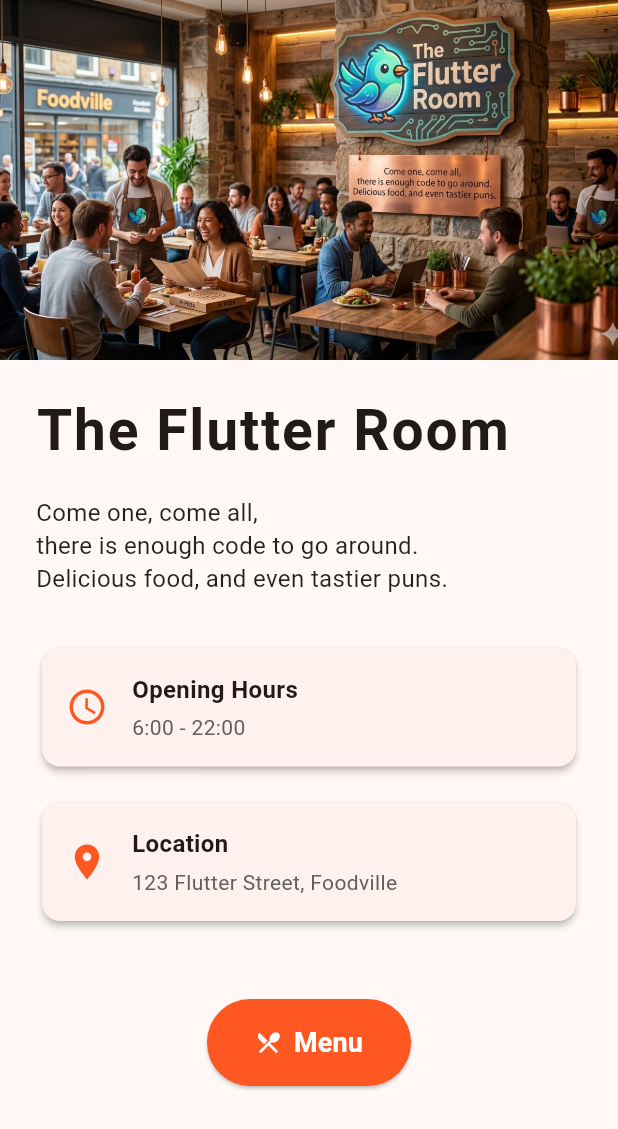
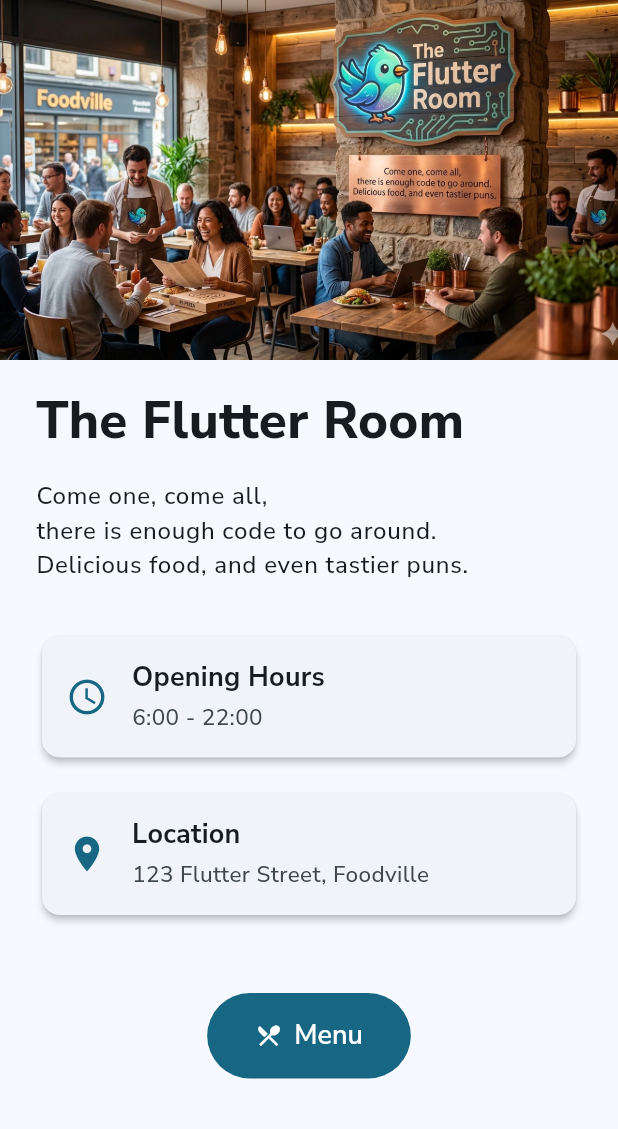
Before and after one commit to Stenation/Group10, a Flutter app: the screen it shows after launch, on a phone screen of 412 x 824 dp. Shown: the top 1129 px of the screen. Run offline on Flutter 3.47's test engine with Material 3 defaults, Android fonts, the phone set to English and light mode, and no system bars; our stand-ins replace google_fonts.

Commit message:
feat: extend theme (#9)

```diff
--- a/03-restaurant-app/lib/main.dart
+++ b/03-restaurant-app/lib/main.dart
@@ -1,4 +1,6 @@
 import 'package:flutter/material.dart';
+import 'package:google_fonts/google_fonts.dart';
+
 import 'presentation/screens/home_screen.dart';
 
 void main() {
@@ -10,12 +12,81 @@ class RestaurantApp extends StatelessWidget {
 
   @override
   Widget build(BuildContext context) {
+    const seedBlue = Color(0XFF60c9f8);
+    final colorScheme = ColorScheme.fromSeed(
+      seedColor: seedBlue,
+      brightness: Brightness.light,
+    );
+    final textTheme = GoogleFonts.nunitoSansTextTheme().copyWith(
+      headlineLarge: GoogleFonts.nunitoSans(
+        fontSize: 34,
+        fontWeight: FontWeight.w800,
+        letterSpacing: 0.2,
+      ),
+      titleLarge: GoogleFonts.nunitoSans(
+        fontSize: 22,
+        fontWeight: FontWeight.w700,
+      ),
+      titleMedium: GoogleFonts.nunitoSans(
+        fontSize: 18,
+        fontWeight: FontWeight.w700,
+        height: 1.25,
+      ),
+      bodyLarge: GoogleFonts.nunitoSans(
+        fontSize: 16,
+        fontWeight: FontWeight.w500,
+        height: 1.45,
+      ),
+      bodyMedium: GoogleFonts.nunitoSans(
+        fontSize: 15,
+        fontWeight: FontWeight.w500,
+        height: 1.45,
+      ),
+      labelMedium: GoogleFonts.nunitoSans(
+        fontSize: 13,
+        fontWeight: FontWeight.w700,
+      ),
+      labelLarge: GoogleFonts.nunitoSans(
+        fontSize: 16,
+        fontWeight: FontWeight.w700,
+      ),
+    );
+
     return MaterialApp(
       title: 'Restaurant Menu',
       theme: ThemeData(
-        colorScheme: ColorScheme.fromSeed(seedColor: Colors.deepOrange),
         useMaterial3: true,
-        appBarTheme: const AppBarTheme(centerTitle: true, elevation: 2),
+        colorScheme: colorScheme,
+        scaffoldBackgroundColor: colorScheme.surface,
+        textTheme: textTheme,
+        appBarTheme: AppBarTheme(
+          centerTitle: true,
+          elevation: 0,
+          backgroundColor: colorScheme.primaryContainer,
+          foregroundColor: colorScheme.onPrimaryContainer,
+          titleTextStyle: textTheme.titleLarge?.copyWith(
+            color: colorScheme.onPrimaryContainer,
+          ),
+        ),
+        cardTheme: CardThemeData(
+          elevation: 1.5,
+          color: colorScheme.surfaceContainerLow,
+          shape: RoundedRectangleBorder(
+            borderRadius: BorderRadius.circular(14),
+          ),
+        ),
+        elevatedButtonTheme: ElevatedButtonThemeData(
+          style: ElevatedButton.styleFrom(
+            elevation: 0,
+            backgroundColor: colorScheme.primary,
+            foregroundColor: colorScheme.onPrimary,
+            textStyle: textTheme.labelLarge,
+            padding: const EdgeInsets.symmetric(horizontal: 28, vertical: 14),
+            shape: RoundedRectangleBorder(
+              borderRadius: BorderRadius.circular(12),
+            ),
+          ),
+        ),
       ),
       home: const HomeScreen(),
       debugShowCheckedModeBanner: false,
--- a/03-restaurant-app/lib/presentation/screens/home_screen.dart
+++ b/03-restaurant-app/lib/presentation/screens/home_screen.dart
@@ -7,6 +7,9 @@ class HomeScreen extends StatelessWidget {
 
   @override
   Widget build(BuildContext context) {
+    final theme = Theme.of(context);
+    final colorScheme = theme.colorScheme;
+
     return Scaffold(
       body: SingleChildScrollView(
         child: Column(
@@ -22,24 +25,16 @@ class HomeScreen extends StatelessWidget {
               child: Column(
                 crossAxisAlignment: CrossAxisAlignment.start,
                 children: [
-                  const Text(
+                  Text(
                     'The Flutter Room',
-                    style: TextStyle(
-                      fontSize: 38,
-                      fontWeight: FontWeight.bold,
-                      letterSpacing: 1.2,
-                    ),
+                    style: theme.textTheme.headlineLarge,
                   ),
                   const SizedBox(height: 16),
-                  const Text(
+                  Text(
                     'Come one, come all,\n'
                     'there is enough code to go around.\n'
                     'Delicious food, and even tastier puns.',
-                    style: TextStyle(
-                      fontSize: 16,
-                      color: Colors.black87,
-                      height: 1.4,
-                    ),
+                    style: theme.textTheme.bodyLarge,
                   ),
                   const SizedBox(height: 32),
                   Card(
@@ -51,29 +46,25 @@ class HomeScreen extends StatelessWidget {
                       padding: const EdgeInsets.all(16.0),
                       child: Row(
                         children: [
-                          const Icon(
+                          Icon(
                             Icons.access_time,
                             size: 28,
-                            color: Colors.deepOrange,
+                            color: colorScheme.primary,
                           ),
                           const SizedBox(width: 16),
                           Expanded(
                             child: Column(
                               crossAxisAlignment: CrossAxisAlignment.start,
                               children: [
-                                const Text(
+                                Text(
                                   'Opening Hours',
-                                  style: TextStyle(
-                                    fontSize: 16,
-                                    fontWeight: FontWeight.bold,
-                                  ),
+                                  style: theme.textTheme.titleMedium,
                                 ),
                                 const SizedBox(height: 4),
                                 Text(
                                   '6:00 - 22:00',
-                                  style: TextStyle(
-                                    fontSize: 14,
-                                    color: Colors.grey.shade700,
+                                  style: theme.textTheme.bodyMedium?.copyWith(
+                                    color: colorScheme.onSurfaceVariant,
                                   ),
                                 ),
                               ],
@@ -93,29 +84,25 @@ class HomeScreen extends StatelessWidget {
                       padding: const EdgeInsets.all(16.0),
                       child: Row(
                         children: [
-                          const Icon(
+                          Icon(
                             Icons.location_on,
                             size: 28,
-                            color: Colors.deepOrange,
+                            color: colorScheme.primary,
                           ),
                           const SizedBox(width: 16),
                           Expanded(
                             child: Column(
                               crossAxisAlignment: CrossAxisAlignment.start,
                               children: [
-                                const Text(
+                                Text(
                                   'Location',
-                                  style: TextStyle(
-                                    fontSize: 16,
-                                    fontWeight: FontWeight.bold,
-                                  ),
+                                  style: theme.textTheme.titleMedium,
                                 ),
                                 const SizedBox(height: 4),
                                 Text(
                                   '123 Flutter Street, Foodville',
-                                  style: TextStyle(
-                                    fontSize: 14,
-                                    color: Colors.grey.shade700,
+                                  style: theme.textTheme.bodyMedium?.copyWith(
+                                    color: colorScheme.onSurfaceVariant,
                                   ),
                                 ),
                               ],
@@ -149,8 +136,6 @@ class HomeScreen extends StatelessWidget {
                           horizontal: 32,
                           vertical: 16,
                         ),
-                        backgroundColor: Colors.deepOrange,
-                        foregroundColor: Colors.white,
                         shape: RoundedRectangleBorder(
                           borderRadius: BorderRadius.circular(30),
                         ),
--- a/03-restaurant-app/lib/presentation/screens/menu_screen.dart
+++ b/03-restaurant-app/lib/presentation/screens/menu_screen.dart
@@ -7,10 +7,13 @@ class MenuScreen extends StatelessWidget {
 
   @override
   Widget build(BuildContext context) {
+    final theme = Theme.of(context);
+    final colorScheme = theme.colorScheme;
+
     return Scaffold(
       appBar: AppBar(
         title: const Text('Menu'),
-        backgroundColor: Theme.of(context).colorScheme.primaryContainer,
+        backgroundColor: colorScheme.primaryContainer,
       ),
       body: ListView.builder(
         padding: const EdgeInsets.symmetric(vertical: 12, horizontal: 16),
@@ -25,24 +28,17 @@ class MenuScreen extends StatelessWidget {
                   vertical: 16,
                   horizontal: 8,
                 ),
-                child: Text(
-                  category.name,
-                  style: const TextStyle(
-                    fontSize: 24,
-                    fontWeight: FontWeight.bold,
-                    letterSpacing: 0.5,
-                  ),
-                ),
+                child: Text(category.name, style: theme.textTheme.titleLarge),
               ),
               ...category.items.map((item) {
                 return Container(
                   margin: const EdgeInsets.symmetric(
-                    vertical: 5,
+                    vertical: 7,
                     horizontal: 4,
                   ),
-                  padding: const EdgeInsets.all(12),
+                  padding: const EdgeInsets.all(14),
                   decoration: BoxDecoration(
-                    color: Theme.of(context).colorScheme.surfaceContainerLow,
+                    color: colorScheme.surfaceContainerLow,
                     borderRadius: BorderRadius.circular(10),
                   ),
                   child: Column(
@@ -52,46 +48,36 @@ class MenuScreen extends StatelessWidget {
                         mainAxisAlignment: MainAxisAlignment.spaceBetween,
                         crossAxisAlignment: CrossAxisAlignment.center,
                         children: [
-                          Text(
-                            item.name,
-                            style: const TextStyle(
-                              fontSize: 15,
-                              fontWeight: FontWeight.w600,
-                            ),
-                          ),
+                          Text(item.name, style: theme.textTheme.titleMedium),
                           Container(
                             padding: const EdgeInsets.symmetric(
                               horizontal: 10,
                               vertical: 3,
                             ),
                             decoration: BoxDecoration(
-                              color: Colors.deepOrange,
+                              color: colorScheme.primary,
                               borderRadius: BorderRadius.circular(20),
                             ),
                             child: Text(
                               '€${item.price.toStringAsFixed(2)}',
-                              style: const TextStyle(
-                                fontSize: 12,
-                                fontWeight: FontWeight.w600,
-                                color: Colors.white,
+                              style: theme.textTheme.labelMedium?.copyWith(
+                                color: colorScheme.onPrimary,
                               ),
                             ),
                           ),
                         ],
                       ),
-                      const SizedBox(height: 5),
+                      const SizedBox(height: 8),
                       Text(
                         item.description,
-                        style: TextStyle(
-                          fontSize: 13,
-                          color: Colors.grey.shade600,
-                          height: 1.4,
+                        style: theme.textTheme.bodyMedium?.copyWith(
+                          color: colorScheme.onSurfaceVariant,
                         ),
                       ),
                     ],
                   ),
                 );
-              }).toList(),
+              }),
               if (categoryIndex != menuCategories.length - 1)
                 const Divider(
                   height: 24,
--- a/03-restaurant-app/pubspec.yaml
+++ b/03-restaurant-app/pubspec.yaml
@@ -9,6 +9,7 @@ environment:
 dependencies:
   flutter:
     sdk: flutter
+  google_fonts: ^6.3.1
 
 dev_dependencies:
   flutter_test:
```
